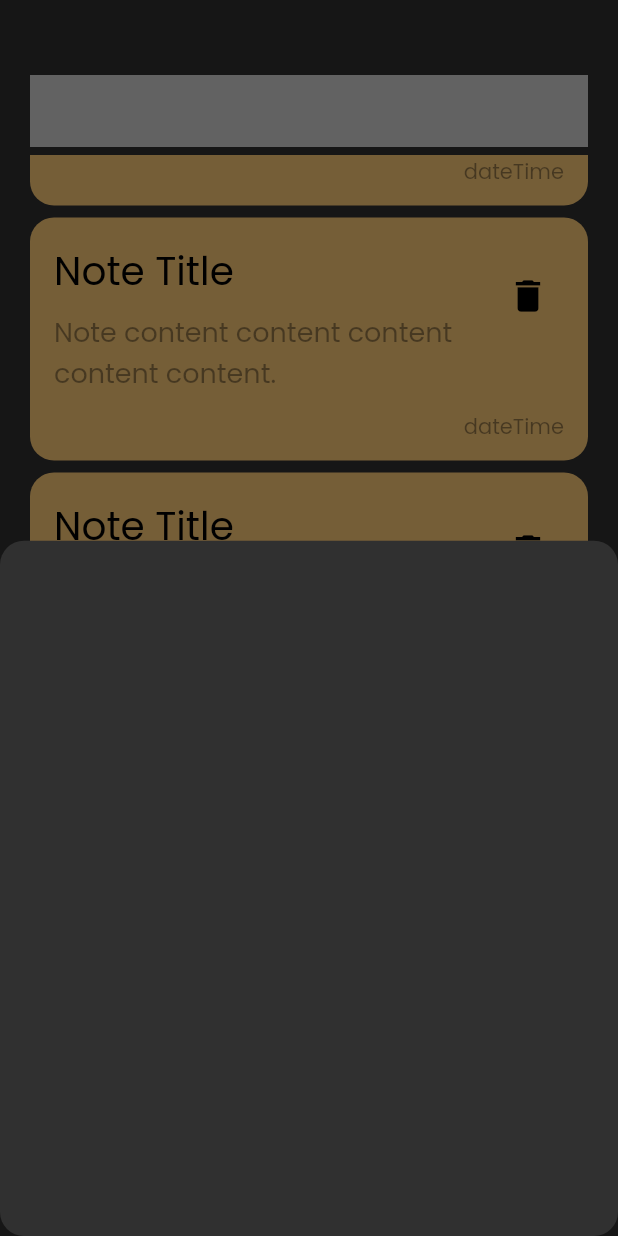
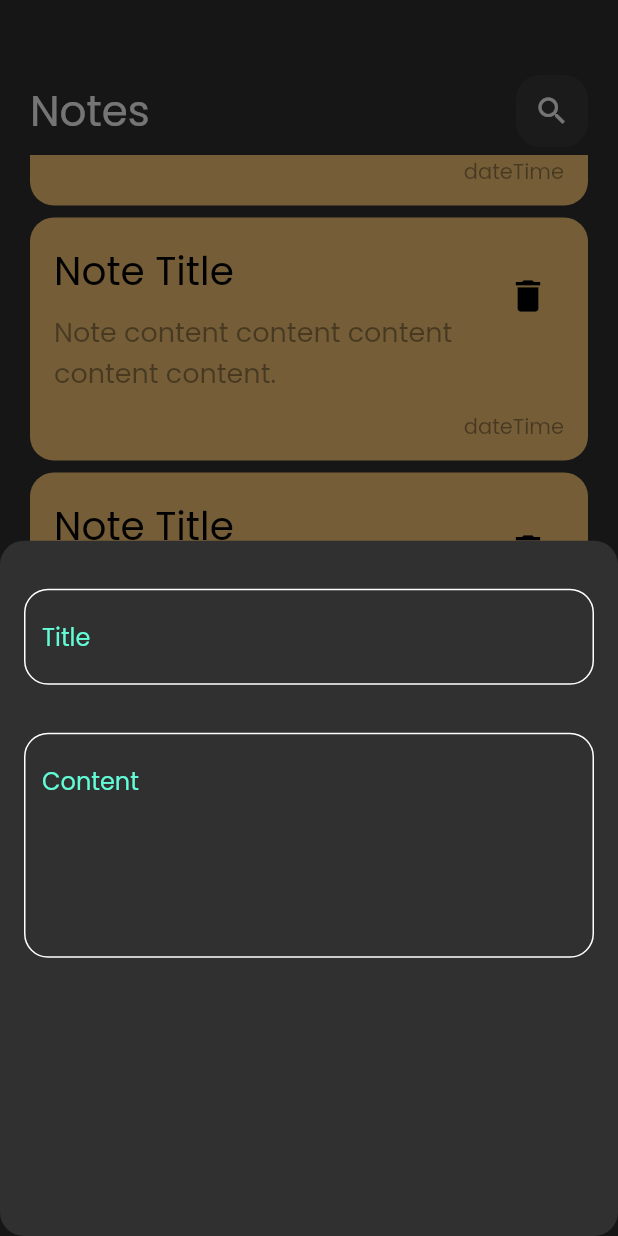
Before and after one commit to ahmedhamdi11/notes-app, a Flutter app: the screen it shows after launch, scrolled down 1152 dp, after a tap on the "add" icon, on a phone screen of 412 x 824 dp. Run offline on Flutter 3.47's test engine with Material 2 defaults, Android fonts, the phone set to English and light mode, and no system bars.

Commit message:
create custom textField

```diff
--- a/lib/components/add_note_bottom_sheet.dart
+++ b/lib/components/add_note_bottom_sheet.dart
@@ -1,12 +1,21 @@
 import 'package:flutter/material.dart';
-import 'package:flutter/src/widgets/framework.dart';
-import 'package:flutter/src/widgets/placeholder.dart';
+import 'package:my_notes/components/custom_text_field.dart';
 
 class AddNoteBottomSheet extends StatelessWidget {
   const AddNoteBottomSheet({super.key});
 
   @override
   Widget build(BuildContext context) {
-    return Container();
+    return Column(
+      children: const [
+        CustomTextField(
+          hintText: 'Title',
+        ),
+        CustomTextField(
+          hintText: 'Content',
+          maxLines: 5,
+        )
+      ],
+    );
   }
 }
--- /dev/null
+++ b/lib/components/custom_text_field.dart
@@ -0,0 +1,31 @@
+import 'package:flutter/material.dart';
+import 'package:my_notes/constants.dart';
+
+class CustomTextField extends StatelessWidget {
+  const CustomTextField({super.key, required this.hintText, this.maxLines = 1});
+  final String hintText;
+  final int maxLines;
+  @override
+  Widget build(BuildContext context) {
+    return Padding(
+      padding: const EdgeInsets.only(top: 32.0, right: 16.0, left: 16.0),
+      child: TextField(
+        maxLines: maxLines,
+        decoration: InputDecoration(
+          hintText: hintText,
+          hintStyle: const TextStyle(color: kPrimaryColor),
+          border: fieldBorder(),
+          enabledBorder: fieldBorder(),
+          focusedBorder: fieldBorder(kPrimaryColor),
+        ),
+      ),
+    );
+  }
+
+  OutlineInputBorder fieldBorder([color]) {
+    return OutlineInputBorder(
+      borderRadius: BorderRadius.circular(16.0),
+      borderSide: BorderSide(color: color ?? Colors.white),
+    );
+  }
+}
--- /dev/null
+++ b/lib/constants.dart
@@ -0,0 +1,3 @@
+import 'package:flutter/material.dart';
+
+const kPrimaryColor = Color(0xff62FCD7);
--- a/lib/views/notes_view.dart
+++ b/lib/views/notes_view.dart
@@ -1,6 +1,6 @@
 import 'package:flutter/material.dart';
 import 'package:my_notes/components/add_note_bottom_sheet.dart';
-import 'package:my_notes/components/cutom_appbar.dart';
+import 'package:my_notes/components/custom_appbar.dart';
 import 'package:my_notes/components/notes_list_view.dart';
 
 class NotesView extends StatelessWidget {
```
